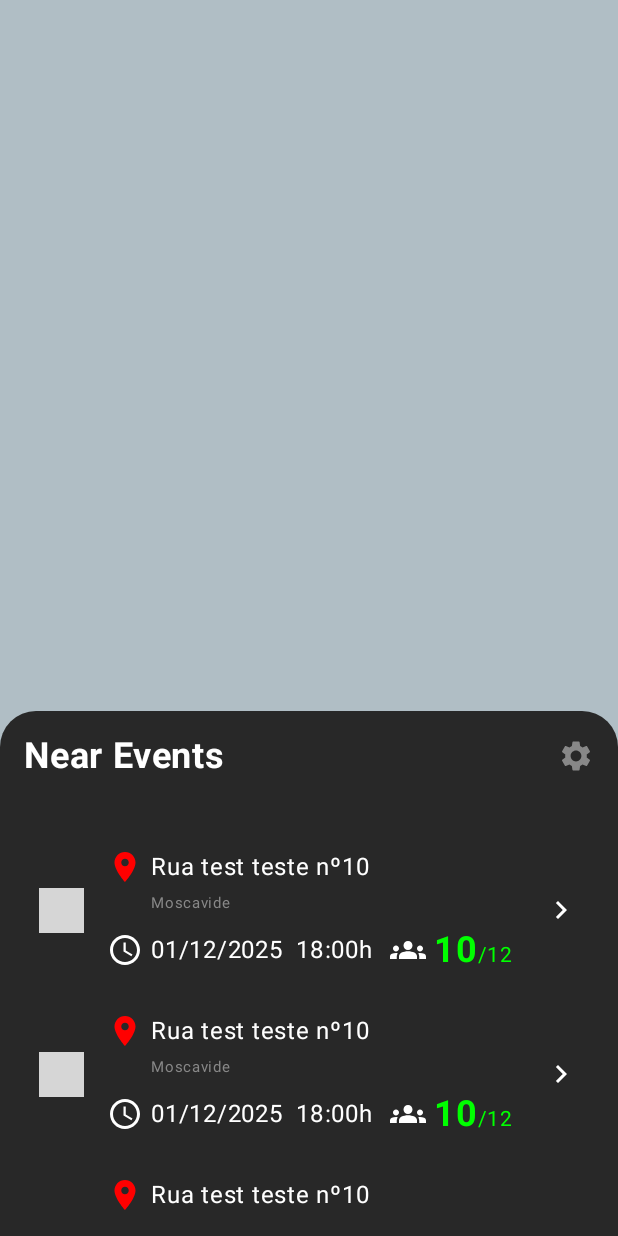
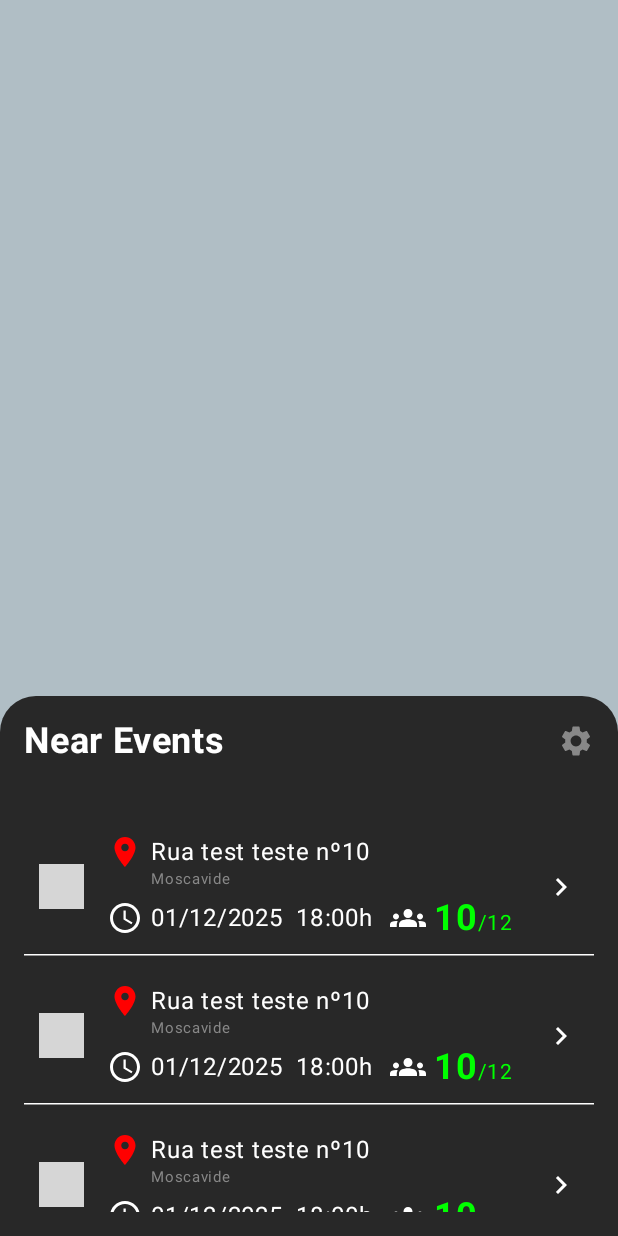
Before and after one commit to tiago-lanca/MatchUp-App, an Android app built with Jetpack Compose: the screen it shows after launch (MainActivity), on a phone screen of 412 x 824 dp. Run offline under Robolectric (Android 15) with nearby library versions, the phone set to English and light mode, and no system bars; grey boxes are pictures that could not be loaded.

Commit message:
Added white line below each event and more features to the menu near event list

```diff
--- a/MobileApp/app/src/main/java/com/app/matchup/ui/components/EventList.kt
+++ b/MobileApp/app/src/main/java/com/app/matchup/ui/components/EventList.kt
@@ -17,6 +17,9 @@ import androidx.compose.foundation.shape.RoundedCornerShape
 import androidx.compose.foundation.verticalScroll
 import androidx.compose.material.icons.Icons
 import androidx.compose.material.icons.filled.Settings
+import androidx.compose.material3.Divider
+import androidx.compose.material3.DividerDefaults
+import androidx.compose.material3.HorizontalDivider
 import androidx.compose.material3.Icon
 import androidx.compose.material3.Text
 import androidx.compose.runtime.Composable
@@ -30,6 +33,7 @@ import androidx.compose.ui.unit.sp
 
 @Composable
 fun EventList(){
+    val numberEvents = 5
     Box(
         modifier = Modifier
             .fillMaxSize()
@@ -42,7 +46,7 @@ fun EventList(){
         Box(
             modifier = Modifier
                 .fillMaxWidth()
-                .height(350.dp)
+                .height(360.dp)
                 .align(Alignment.BottomCenter)
                 .background(
                     color = Color(0xFF282828),
@@ -82,8 +86,17 @@ fun EventList(){
                     }
 
                 }
-                items(5) {
+                items(numberEvents) { index ->
                     EventListItem()
+
+                    if(index < numberEvents - 1) {
+                        HorizontalDivider(
+                            modifier = Modifier,
+                            thickness = DividerDefaults.Thickness,
+                            color = Color.White
+                        )
+                    }
+
                 }
 
             }
--- a/MobileApp/app/src/main/java/com/app/matchup/ui/components/EventListItem.kt
+++ b/MobileApp/app/src/main/java/com/app/matchup/ui/components/EventListItem.kt
@@ -17,6 +17,7 @@ import androidx.compose.material.icons.filled.LocationOn
 import androidx.compose.material.icons.filled.Schedule
 import androidx.compose.material.icons.filled.Settings
 import androidx.compose.material3.Icon
+import androidx.compose.material3.IconButton
 import androidx.compose.material3.MaterialTheme
 import androidx.compose.material3.Text
 import androidx.compose.runtime.Composable
@@ -72,7 +73,8 @@ fun EventListItem(){
                     Text(
                         text = "Moscavide",
                         color = Color.Gray,
-                        fontSize = 10.sp
+                        fontSize = 10.sp,
+                        lineHeight = 10.sp
                     )
                 }
             }
@@ -131,10 +133,13 @@ fun EventListItem(){
                             .padding(start = 5.dp)
                     )
                 }
-
-
             }
         }
+
+        IconButton(
+            onClick = { },
+            modifier = Modifier.size(24.dp)
+        ) {
             Icon(
                 imageVector = Icons.Filled.ChevronRight,
                 contentDescription = "Click to see respective event details",
@@ -143,6 +148,7 @@ fun EventListItem(){
             )
         }
     }
+}
 
 @Preview(showBackground = true)
 @Composable
```
Lines whose indentation alone changed are shown as unchanged.
